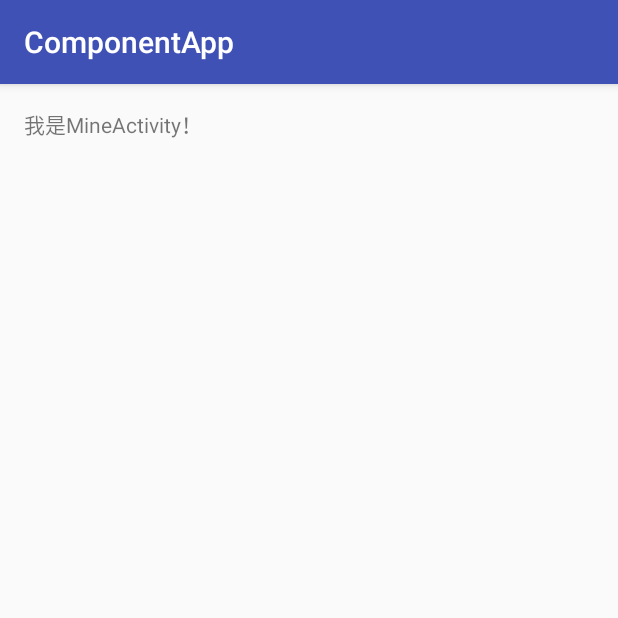
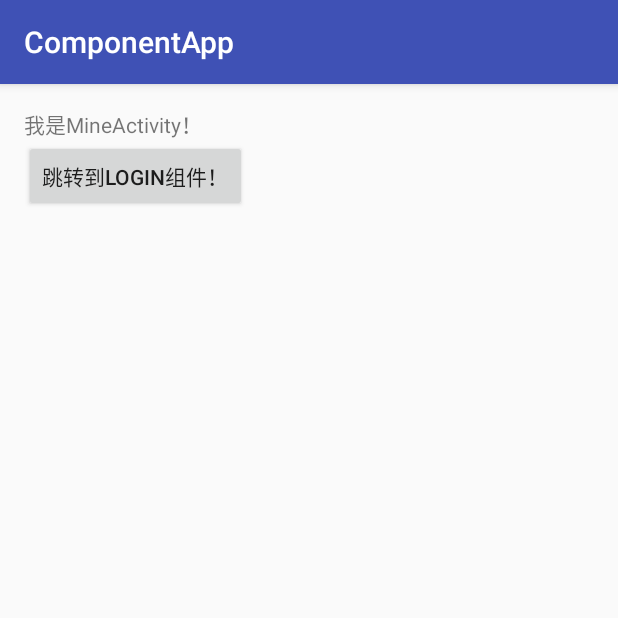
Before and after one commit to wanzz008/ComponentApp, an Android app: the screen it shows after launch (MineActivity), after a tap on "跳转到 ‘我的’ 组件", on a phone screen of 412 x 824 dp, the top half of it. Run offline under Robolectric (Android 15) with nearby library versions, the phone set to English and light mode, and no system bars; libraries missing offline, so code that uses them is left out: com.alibaba.android; 1 statement that could not run was skipped.

```diff
--- a/app/src/main/java/com/wzz/zujian/MainActivity.java
+++ b/app/src/main/java/com/wzz/zujian/MainActivity.java
@@ -11,12 +11,17 @@ import com.wzz.commonlib.ServiceManager;
  * 每次文件添加和commit时，是先提交到本地仓库，只有push的时候，才会提交到GitHub服务器上。
  */
 
+/**
+ * 组件化参考：
+ * https://blog.csdn.net/ican87/article/details/86612733
+ */
 public class MainActivity extends AppCompatActivity {
 
     @Override
     protected void onCreate(Bundle savedInstanceState) {
         super.onCreate(savedInstanceState);
         setContentView(R.layout.activity_main);
+
 
         findViewById(R.id.login).setOnClickListener(new View.OnClickListener() {
             @Override
--- a/commonlib/src/main/java/com/wzz/commonlib/AppConfig.java
+++ b/commonlib/src/main/java/com/wzz/commonlib/AppConfig.java
@@ -8,4 +8,12 @@ public class AppConfig {
         "com.wzz.minecomponent.MineApp"
     };
 
+    /**
+     * Activity的全类名
+     */
+    public static final String[] COMPONENTS2 = {
+            "com.wzz.logincomponent.LoginActivity",
+            "com.wzz.minecomponent.MineActivity"
+    };
+
 }
--- a/logincomponent/build.gradle
+++ b/logincomponent/build.gradle
@@ -55,7 +55,10 @@ dependencies {
     androidTestCompile('com.android.support.test.espresso:espresso-core:2.2.2', {
         exclude group: 'com.android.support', module: 'support-annotations'
     })
-    compile 'com.android.support:appcompat-v7:26.+'
+
+    //    compile 'com.android.support:appcompat-v7:26.+'
+    compile "com.android.support:appcompat-v7:$rootProject.supportLibraryVersion"
+
     testCompile 'junit:junit:4.12'
     compile project(':commonlib') // 引用公共库
 
--- a/logincomponent/src/main/java/com/wzz/logincomponent/LoginActivity.java
+++ b/logincomponent/src/main/java/com/wzz/logincomponent/LoginActivity.java
@@ -2,8 +2,11 @@ package com.wzz.logincomponent;
 
 import android.os.Bundle;
 import android.support.v7.app.AppCompatActivity;
+import android.view.View;
 
 import com.alibaba.android.arouter.facade.annotation.Route;
+import com.wzz.commonlib.AppConfig;
+import com.wzz.commonlib.EventUtils;
 
 /**
  * 我们给 Login组件 中的 LoginActivity 添加注解：@Route(path = "/login/LoginActivity" )，需要注意的是这里的路径至少需要有两级，/xx/xx，之所以这样是因为ARouter使用了路径中第一段字符串(/ /)作为分组，比如像上面的”login”，而分组这个概念就有点类似于ActivityRouter中的组件声明 @Module
@@ -22,4 +25,7 @@ public class LoginActivity extends AppCompatActivity {
         setContentView(R.layout.activity_login);
     }
 
+    public void goToMine(View view) {
+        EventUtils.open( this , AppConfig.COMPONENTS2[1] );
+    }
 }
--- a/minecomponent/build.gradle
+++ b/minecomponent/build.gradle
@@ -54,7 +54,8 @@ dependencies {
     androidTestCompile('com.android.support.test.espresso:espresso-core:2.2.2', {
         exclude group: 'com.android.support', module: 'support-annotations'
     })
-    compile 'com.android.support:appcompat-v7:26.+'
+//    compile 'com.android.support:appcompat-v7:26.+'
+    compile "com.android.support:appcompat-v7:$rootProject.supportLibraryVersion"
     testCompile 'junit:junit:4.12'
     compile project(':commonlib') // 引用公共库
 
--- a/minecomponent/src/main/res/layout/activity_mine.xml
+++ b/minecomponent/src/main/res/layout/activity_mine.xml
@@ -1,5 +1,6 @@
 <?xml version="1.0" encoding="utf-8"?>
-<RelativeLayout
+<LinearLayout
+    android:orientation="vertical"
     xmlns:android="http://schemas.android.com/apk/res/android"
     xmlns:tools="http://schemas.android.com/tools"
     android:id="@+id/activity_main"
@@ -15,4 +16,10 @@
         android:layout_width="wrap_content"
         android:layout_height="wrap_content"
         android:text="我是MineActivity！"/>
-</RelativeLayout>
+
+    <Button
+        android:onClick="goToLogin"
+        android:layout_width="wrap_content"
+        android:layout_height="wrap_content"
+        android:text="跳转到login组件！"/>
+</LinearLayout>
```
Also changed, not shown: logincomponent/src/main/res/layout/activity_login.xml (+8 -0 lines), minecomponent/src/main/java/com/wzz/minecomponent/MineActivity.java (+8 -0 lines).
